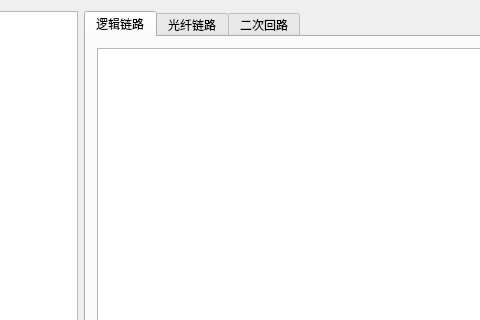
Before: the Qt Designer form circuitModule/mainwindow.ui in CICSilver/circuitModule, drawn with Qt 5; both pictures show x 189 to 669 and y 0 to 320 of the 1192 by 733 pixel window.
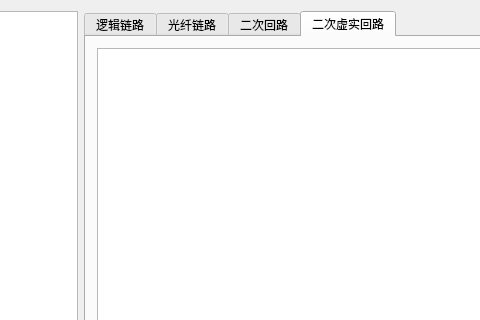
After: the same form once the commit is applied. The open tabs and pages were chosen to show the change.

Commit message: 添加二次虚实回路图

What changed in the file:
```diff
--- a/circuitModule/mainwindow.ui
+++ b/circuitModule/mainwindow.ui
@@ -52,6 +52,16 @@
        </item>
       </layout>
      </widget>
+     <widget class="QWidget" name="tab_4">
+      <attribute name="title">
+       <string>二次虚实回路</string>
+      </attribute>
+      <layout class="QGridLayout" name="gridLayout_4">
+       <item row="0" column="0">
+        <widget class="QGraphicsView" name="wholeRealView"/>
+       </item>
+      </layout>
+     </widget>
     </widget>
    </item>
   </layout>
```
The commit also changes 11 other files.
